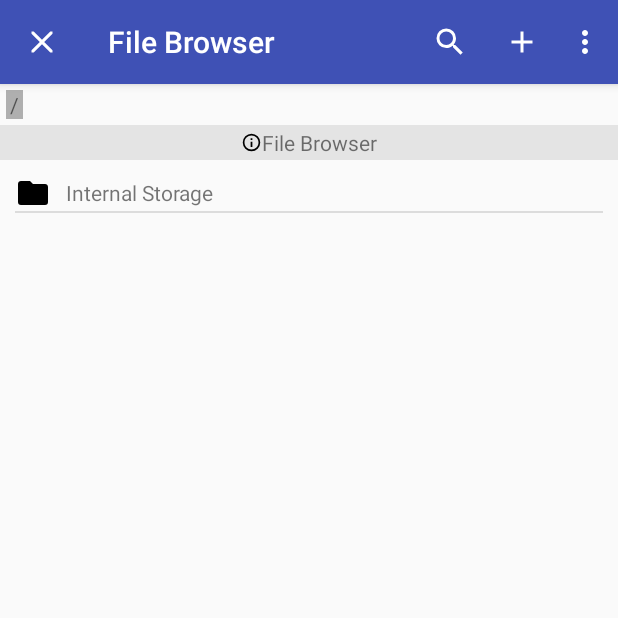
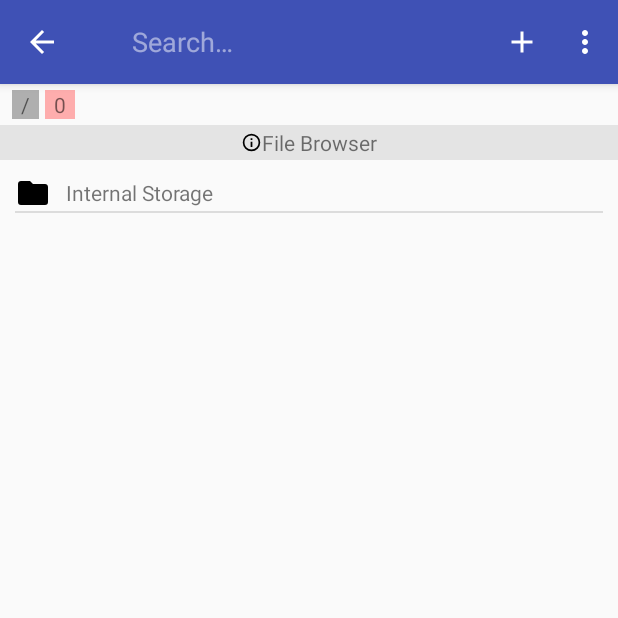
Before and after one commit to shahriarkabir-sagor/DScode, an Android app: the FilesActivity screen opened directly, with no data from a screen before it, after a tap on "Search", on a phone screen of 412 x 824 dp, the top half of it. Run offline under Robolectric (Android 15) with nearby library versions, the phone set to English and light mode, and no system bars; 1 other tap on this screen came first.

Commit message:
SearchView Added with bug of not self closing, .gitignore updated

```diff
--- a/app/src/main/java/bd/dkltd/dscode/FilesActivity.java
+++ b/app/src/main/java/bd/dkltd/dscode/FilesActivity.java
@@ -5,7 +5,7 @@ import android.os.Bundle;
 import android.view.Menu;
 import android.view.MenuInflater;
 import android.view.MenuItem;
-import android.view.ViewGroup;
+import android.view.View;
 import android.widget.LinearLayout;
 import android.widget.TextView;
 import android.widget.Toast;
@@ -13,15 +13,13 @@ import androidx.appcompat.app.AppCompatActivity;
 import androidx.fragment.app.FragmentManager;
 import androidx.fragment.app.FragmentTransaction;
 import bd.dkltd.dscode.myfragments.MyDialogInputPath;
-import android.widget.LinearLayout.LayoutParams;
+import java.io.File;
+import android.widget.HorizontalScrollView;
 
 public class FilesActivity extends AppCompatActivity implements ListFileFragment.OnPathReceivedCallback {
 
+    private HorizontalScrollView hsv;
     private LinearLayout ll;
-    private TextView slashView;
-    private TextView pathView;
-    private LinearLayout.LayoutParams param1;
-    private LinearLayout.LayoutParams param2;
 
     @Override
     protected void onCreate(Bundle savedInstanceState) {
@@ -33,26 +31,8 @@ public class FilesActivity extends AppCompatActivity implements ListFileFragment
     }
 
 	private void init() {
-        //Create path navigation
+        hsv = findViewById(R.id.NavWrapHSV);
         ll = findViewById(R.id.pathNavigationHolderLL);
-        slashView = new TextView(this);
-        param1 = new LinearLayout.LayoutParams(ViewGroup.LayoutParams.WRAP_CONTENT, ViewGroup.LayoutParams.WRAP_CONTENT);
-        param1.setMarginEnd(4);
-        slashView.setLayoutParams(param1);
-        slashView.setBackgroundResource(R.color.grey);
-        slashView.setPadding(4, 0, 4, 0);
-        slashView.setText("/");
-        if (ll != null) {
-            ll.addView(slashView);
-        }
-        pathView = new TextView(this);
-        param2 = new LinearLayout.LayoutParams(ViewGroup.LayoutParams.WRAP_CONTENT, ViewGroup.LayoutParams.WRAP_CONTENT);
-        param2.setMarginStart(4);
-        param2.setMarginEnd(4);
-        pathView.setLayoutParams(param2);
-        pathView.setBackgroundResource(R.color.lightPink);
-        pathView.setPadding(4, 0, 4, 0);
-
         FragmentManager fm = getSupportFragmentManager();
         FragmentTransaction ft = fm.beginTransaction();
         ListPathFragment fragment = new ListPathFragment();
@@ -102,6 +82,17 @@ public class FilesActivity extends AppCompatActivity implements ListFileFragment
 
     @Override
     public void onPathReceived(String currentPath) {
+        String name = new File(currentPath).getName();
+        View childView = getLayoutInflater().inflate(R.layout.layout_nav_path,ll,false);
+        TextView pathtv = childView.findViewById(R.id.pathNavTvId);
+        pathtv.setText(name);
+        ll.addView(childView);
+        hsv.addOnLayoutChangeListener(new View.OnLayoutChangeListener() {
 
+                @Override
+                public void onLayoutChange(View p1, int left, int top, int right, int bottom, int p6, int p7, int p8, int p9) {
+                    hsv.fullScroll(View.FOCUS_RIGHT);
+                }
+            });
     }
 }
--- a/app/src/main/res/layout/activity_files.xml
+++ b/app/src/main/res/layout/activity_files.xml
@@ -7,10 +7,11 @@
 
 	<HorizontalScrollView
 		android:layout_width="match_parent"
-		android:layout_height="wrap_content">
+		android:layout_height="wrap_content"
+		android:id="@+id/NavWrapHSV">
 
 		<LinearLayout
-            android:id="@+id/pathNavigationHolderLL"
+			android:id="@+id/pathNavigationHolderLL"
 			android:orientation="horizontal"
 			android:layout_width="wrap_content"
 			android:layout_height="wrap_content"
--- /dev/null
+++ b/app/src/main/res/layout/layout_nav_path.xml
@@ -0,0 +1,27 @@
+<?xml version="1.0" encoding="utf-8"?>
+<LinearLayout
+	xmlns:android="http://schemas.android.com/apk/res/android"
+	android:orientation="horizontal"
+	android:layout_width="wrap_content"
+	android:layout_height="wrap_content">
+
+	<TextView
+		android:layout_width="wrap_content"
+		android:layout_height="wrap_content"
+		android:text="/"
+		android:background="@color/grey"
+		android:paddingLeft="6dp"
+		android:paddingRight="6dp"
+		android:layout_marginLeft="4dp"
+		android:layout_marginRight="4dp"/>
+
+	<TextView
+		android:layout_width="wrap_content"
+		android:layout_height="wrap_content"
+		android:text="path"
+		android:background="@color/lightPink"
+		android:id="@+id/pathNavTvId"
+		android:paddingLeft="6dp"
+		android:paddingRight="6dp"/>
+
+</LinearLayout>
--- a/app/src/main/res/menu/fileactivity_menu.xml
+++ b/app/src/main/res/menu/fileactivity_menu.xml
@@ -7,7 +7,8 @@
         android:title="Search"
 		android:icon="@drawable/ic_magnify"
 		app:iconTint="@color/white"
-		app:showAsAction="ifRoom"/>
+		app:showAsAction="collapseActionView|ifRoom"
+        app:actionViewClass="androidx.appcompat.widget.SearchView"/>
 
 	<item
         android:id="@+id/fItem2"
--- a/app/src/main/res/menu/fmanager_menu.xml
+++ b/app/src/main/res/menu/fmanager_menu.xml
@@ -7,13 +7,14 @@
         android:title="Search"
         android:icon="@drawable/ic_magnify"
         app:iconTint="@color/white"
-        app:showAsAction="ifRoom"/>
+        app:actionViewClass="androidx.appcompat.widget.SearchView"
+        app:showAsAction="collapseActionView|ifRoom"/>
 
     <item
         android:id="@+id/fPlusIcon"
         android:title="Add path wrapper menu"
         android:icon="@drawable/ic_plus"
-        app:showAsAction="ifRoom">
+        app:showAsAction="always">
 
         <menu>
             <item
--- a/app/src/main/res/menu/overflow_menu.xml
+++ b/app/src/main/res/menu/overflow_menu.xml
@@ -72,7 +72,9 @@
 			<item
 				android:id="@+id/searchId"
 				android:icon="@drawable/ic_magnify"
-				android:title="Search"/>
+				android:title="Search"
+                app:actionViewClass="androidx.appcompat.widget.SearchView"
+                app:showAsAction="always"/>
 
 			<item
 				android:id="@+id/gotoLineId"
```
Also changed, not shown: app/src/main/java/bd/dkltd/dscode/ListFileFragment.java (+25 -1 lines), app/src/main/java/bd/dkltd/dscode/MainActivity.java (+17 -5 lines), app/src/main/java/bd/dkltd/dscode/MyFileAdapter.java (+54 -18 lines), app/src/main/java/bd/dkltd/dscode/myfragments/EditNameDFragment.java (+17 -1 lines), 1012 other files.
